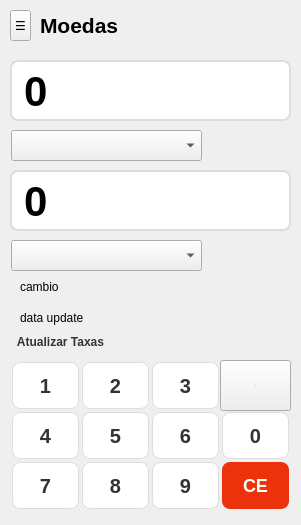
Above: Calculadora/calculadora.ui from ruilopes14/calculadora-teste before the change. Below: the same form after it.
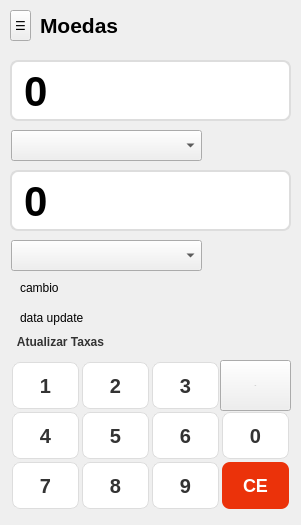
That is the form after the change. The open tabs and pages were chosen to show the change. Icons and pictures are not drawn.

```diff
--- a/Calculadora/calculadora.ui
+++ b/Calculadora/calculadora.ui
@@ -5559,8 +5559,8 @@
       <rect>
        <x>20</x>
        <y>280</y>
-       <width>47</width>
-       <height>13</height>
+       <width>221</width>
+       <height>16</height>
       </rect>
      </property>
      <property name="text">
```
Left out of the diff: 6 changed lines with no effect on the pictures.
